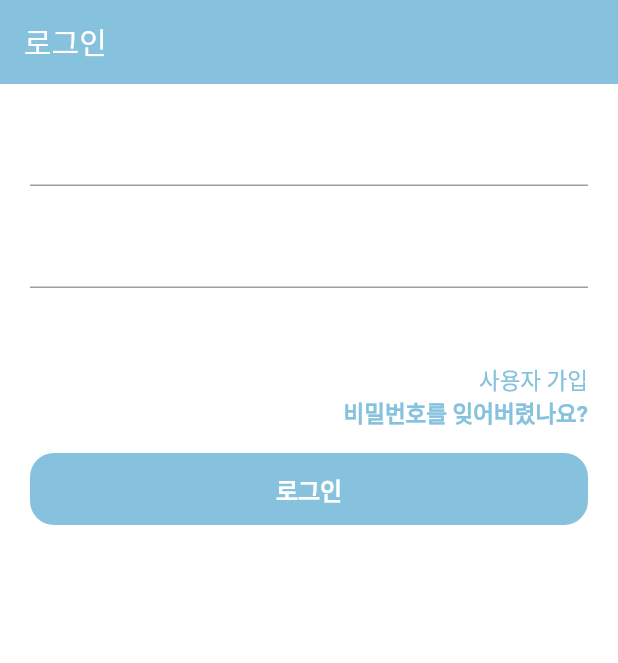
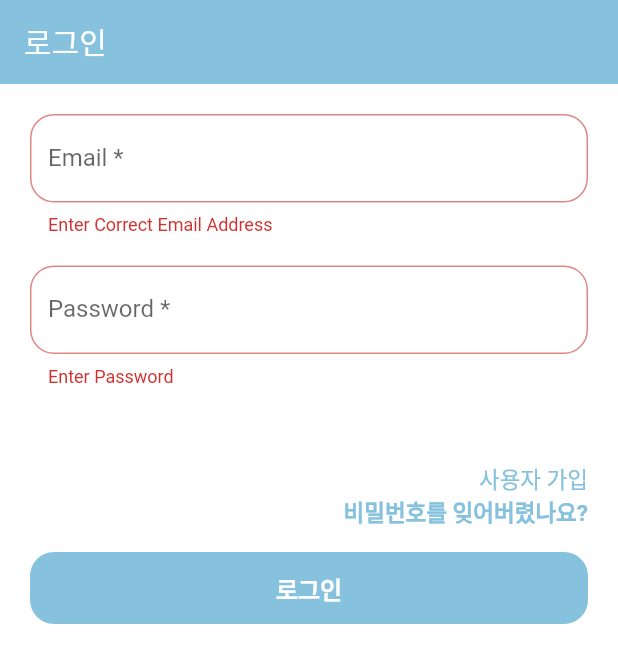
Before and after one commit to anapimolodec/flutter-firebase, a Flutter app: the screen it shows after launch, after a tap on "로그인", on a phone screen of 412 x 824 dp. Shown: the top 663 px of the screen. Run offline on Flutter 3.47's test engine with Material 2 defaults, Android fonts, the phone set to English and light mode, and no system bars; our stand-ins replace firebase_auth, firebase_core; accounts and stored records are empty.

Commit message:
login/register customized

```diff
--- /dev/null
+++ b/lib/models/shared/constants.dart
@@ -0,0 +1,19 @@
+import "package:flutter/material.dart";
+import 'package:ff/theme/colors.dart';
+
+const textInputDecoration = InputDecoration(
+  filled: true,
+  fillColor: Colors.white,
+  enabledBorder: OutlineInputBorder(
+      borderRadius: BorderRadius.all(Radius.circular(16.0)),
+      borderSide: BorderSide(color: AppColors.blue, width: 1)),
+  focusedBorder: OutlineInputBorder(
+      borderRadius: BorderRadius.all(Radius.circular(16.0)),
+      borderSide: BorderSide(color: AppColors.blue, width: 1)),
+  errorBorder: OutlineInputBorder(
+      borderRadius: BorderRadius.all(Radius.circular(16.0)),
+      borderSide: BorderSide(color: AppColors.red, width: 1)),
+  focusedErrorBorder: OutlineInputBorder(
+      borderRadius: BorderRadius.all(Radius.circular(16.0)),
+      borderSide: BorderSide(color: AppColors.red, width: 1)),
+);
--- a/lib/screens/authenticate/register.dart
+++ b/lib/screens/authenticate/register.dart
@@ -1,3 +1,4 @@
+import 'package:ff/models/shared/constants.dart';
 import 'package:ff/services/auth.dart';
 // import 'package:ff/widgets/Input.dart';
 import 'package:ff/widgets/Button.dart';
@@ -27,14 +28,13 @@ class _RegisterState extends State<Register> {
         backgroundColor: AppColors.blue,
         elevation: 0.0,
         title: const Text(
-          '로그인',
+          'REGISTER',
         ),
       ),
       body: Padding(
         padding: EdgeInsets.fromLTRB(20.0, 0.0, 20.0, 20.0),
         child: Column(
           mainAxisAlignment: MainAxisAlignment.spaceBetween,
-          crossAxisAlignment: CrossAxisAlignment.stretch,
           children: <Widget>[
             Form(
               key: _formKey,
@@ -42,6 +42,8 @@ class _RegisterState extends State<Register> {
                 children: <Widget>[
                   const SizedBox(height: 20),
                   TextFormField(
+                    decoration: textInputDecoration.copyWith(
+                        hintText: 'Email', labelText: 'Email *'),
                     validator: (value) {
                       if (value!.isEmpty ||
                           !RegExp(r'^[a-zA-Z0-9.a-zA-Z0-9._%-]+@[a-zA-Z0-9.-]+\.[a-zA-Z]{2,4}$')
@@ -57,6 +59,8 @@ class _RegisterState extends State<Register> {
                   ),
                   const SizedBox(height: 20),
                   TextFormField(
+                    decoration: textInputDecoration.copyWith(
+                        hintText: 'Password', labelText: 'Password *'),
                     obscureText: true,
                     validator: (value) {
                       if (value!.isEmpty ||
@@ -111,9 +115,10 @@ class _RegisterState extends State<Register> {
                     error,
                     style: TextStyle(color: AppColors.red),
                   ),
+                  const SizedBox(height: 40)
                 ],
               ),
-            )
+            ),
           ],
         ),
       ),
--- a/lib/screens/authenticate/sign_in.dart
+++ b/lib/screens/authenticate/sign_in.dart
@@ -3,6 +3,7 @@ import 'package:ff/services/auth.dart';
 import 'package:ff/widgets/Button.dart';
 import 'package:flutter/material.dart';
 import 'package:ff/theme/colors.dart';
+import 'package:ff/models/shared/constants.dart';
 
 class SignIn extends StatefulWidget {
   final Function function;
@@ -13,9 +14,11 @@ class SignIn extends StatefulWidget {
 
 class _SignInState extends State<SignIn> {
   final AuthService _auth = AuthService();
+  final _formKey = GlobalKey<FormState>();
 
   String email = "";
   String password = "";
+  String error = "";
 
   @override
   Widget build(BuildContext context) {
@@ -32,19 +35,40 @@ class _SignInState extends State<SignIn> {
         padding: EdgeInsets.fromLTRB(20.0, 0.0, 20.0, 20.0),
         child: Column(
           mainAxisAlignment: MainAxisAlignment.spaceBetween,
-          crossAxisAlignment: CrossAxisAlignment.stretch,
           children: <Widget>[
             Form(
+              key: _formKey,
               child: Column(
                 children: <Widget>[
                   const SizedBox(height: 20),
                   TextFormField(
+                    validator: (value) {
+                      if (value!.isEmpty ||
+                          !RegExp(r'^[a-zA-Z0-9.a-zA-Z0-9._%-]+@[a-zA-Z0-9.-]+\.[a-zA-Z]{2,4}$')
+                              .hasMatch(value)) {
+                        return "Enter Correct Email Address";
+                      } else {
+                        return null;
+                      }
+                    },
+                    decoration: textInputDecoration.copyWith(
+                        hintText: 'Email', labelText: 'Email *'),
                     onChanged: (value) {
                       setState(() => email = value);
                     },
                   ),
                   const SizedBox(height: 20),
                   TextFormField(
+                    validator: (value) {
+                      if (value!.isEmpty) {
+                        return "Enter Password";
+                      } else {
+                        return null;
+                      }
+                    },
+                    decoration: textInputDecoration.copyWith(
+                        hintText: 'Password', labelText: 'Password *'),
+                    obscureText: true,
                     onChanged: (value) {
                       setState(() => password = value);
                     },
@@ -89,10 +113,22 @@ class _SignInState extends State<SignIn> {
                   const SizedBox(height: 16),
                   Button(
                     text: "로그인",
-                    onPressed: () {
-                      print("$email $password");
+                    onPressed: () async {
+                      if (_formKey.currentState!.validate()) {
+                        print("valid");
+                        dynamic result = await _auth.signInWithEmailAndPassword(
+                            email, password);
+                        if (result == null) {
+                          setState(() => error = "Error Signing In T.T");
+                        }
+                      }
                     },
                     isValid: true,
+                  ),
+                  const SizedBox(height: 20),
+                  Text(
+                    error,
+                    style: TextStyle(color: AppColors.red),
                   ),
                 ],
               ),
--- a/lib/services/auth.dart
+++ b/lib/services/auth.dart
@@ -30,6 +30,17 @@ class AuthService {
   }
 
   // sign in with email and password
+  Future signInWithEmailAndPassword(String email, String password) async {
+    try {
+      UserCredential result = await _auth.signInWithEmailAndPassword(
+          email: email, password: password);
+      User? user = result.user;
+      return _userFromFirebaseUser(user!);
+    } catch (e) {
+      print(e.toString());
+      return null;
+    }
+  }
 
   // register with email and password
   Future registerWithEmailAndPassword(String email, String password) async {
```
